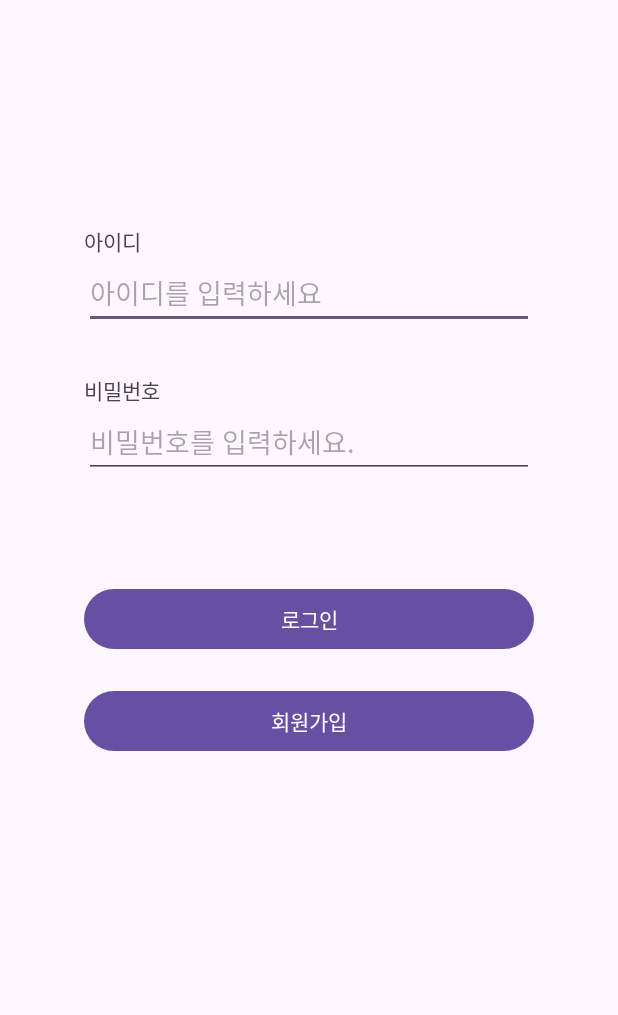
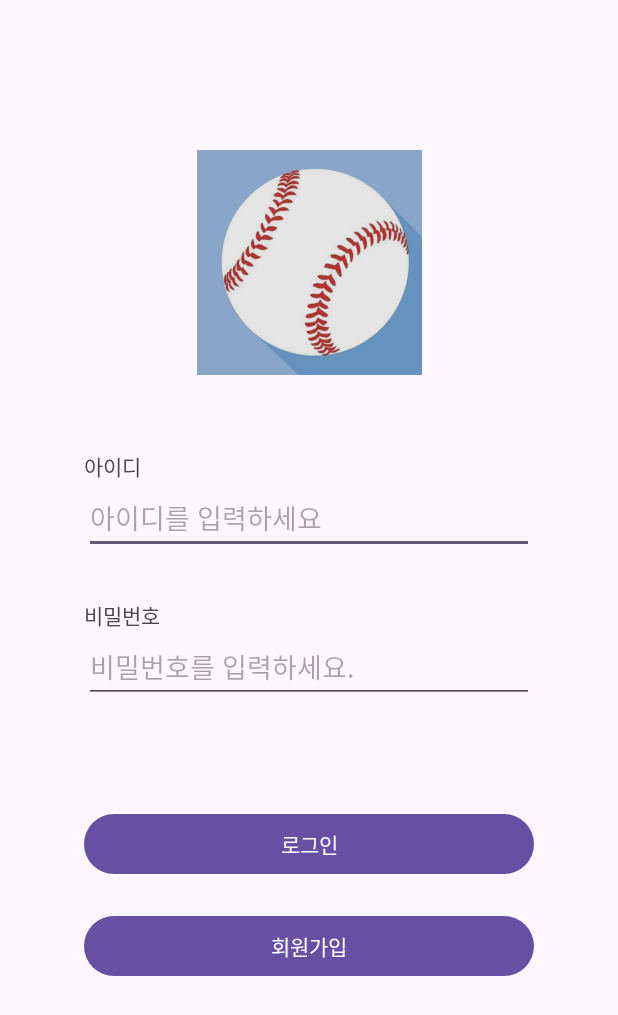
Before and after one commit to LeeChoongHwan/Android_Practice_Login, an Android app: the screen it shows after launch (SignInActivity), on a phone screen of 412 x 824 dp. Shown: the top 1015 px of the screen. Run offline under Robolectric (Android 15) with nearby library versions, the phone set to English and light mode, and no system bars.

Commit message:
finish lv1

```diff
--- a/app/src/main/java/com/example/android_practice_loginpage/SignInActivity.kt
+++ b/app/src/main/java/com/example/android_practice_loginpage/SignInActivity.kt
@@ -1,11 +1,62 @@
 package com.example.android_practice_loginpage
 
+import android.content.Intent
 import androidx.appcompat.app.AppCompatActivity
 import android.os.Bundle
+import android.text.Editable
+import android.text.TextWatcher
+import android.widget.Button
+import android.widget.EditText
+import android.widget.Toast
+import androidx.core.widget.addTextChangedListener
 
 class SignInActivity : AppCompatActivity() {
+
+    var enableLoginButton = false
     override fun onCreate(savedInstanceState: Bundle?) {
         super.onCreate(savedInstanceState)
         setContentView(R.layout.activity_sign_in)
+
+        //회원 가입 페이지 이동 구현
+        val signInButton = findViewById<Button>(R.id.bt_signin_signup)
+        signInButton.setOnClickListener {
+            val moveToSignupPage = Intent(this, SignUpActivity::class.java)
+            startActivity(moveToSignupPage)
+        }
+
+        val loginEditText = findViewById<EditText>(R.id.et_signin_id)
+        val passwordEditText = findViewById<EditText>(R.id.et_signin_password)
+        val loginButton = findViewById<Button>(R.id.bt_signin_login)
+
+        val loginTextWatcher = object : TextWatcher {
+            override fun beforeTextChanged(p0: CharSequence?, p1: Int, p2: Int, p3: Int) {
+            }
+            override fun onTextChanged(p0: CharSequence?, p1: Int, p2: Int, p3: Int) {
+            }
+            override fun afterTextChanged(p0: Editable?) {
+                val loginIdInput = loginEditText.text.toString().trim()
+                val passwordInput = passwordEditText.text.toString().trim()
+                enableLoginButton = loginIdInput.isNotEmpty() && passwordInput.isNotEmpty()
+            }
+        }
+
+        loginEditText.addTextChangedListener(loginTextWatcher)
+        passwordEditText.addTextChangedListener(loginTextWatcher)
+        //로그인 시 홈 화면 이동 구현
+
+        loginButton.setOnClickListener {
+            if(enableLoginButton) {
+                val loginId = loginEditText.text.toString()
+                val moveToHomePage = Intent(this, HomeActivity::class.java)
+                moveToHomePage.putExtra("loginId", loginId)
+                startActivity(moveToHomePage)
+                Toast.makeText(applicationContext, "로그인에 성공했습니다.", Toast.LENGTH_SHORT).show()
+            }
+            else {
+                Toast.makeText(applicationContext, "아이디, 비밀번호를 확인해주세요.ㅇ", Toast.LENGTH_SHORT).show()
+            }
+        }
+
     }
+
 }
--- a/app/src/main/res/layout/activity_sign_in.xml
+++ b/app/src/main/res/layout/activity_sign_in.xml
@@ -6,30 +6,40 @@
     android:layout_height="match_parent"
     tools:context=".SignInActivity">
 
+
+    <ScrollView
+        android:layout_width="match_parent"
+        android:layout_height="match_parent">
+
+    <androidx.constraintlayout.widget.ConstraintLayout
+        android:layout_width="match_parent"
+        android:layout_height="match_parent">
+
         <ImageView
             android:id="@+id/iv_signin_application_image"
-        android:layout_width="wrap_content"
-        android:layout_height="wrap_content"
+            android:layout_width="150dp"
+            android:layout_height="150dp"
             app:layout_constraintLeft_toLeftOf="parent"
             app:layout_constraintRight_toRightOf="parent"
             app:layout_constraintTop_toTopOf="parent"
             android:layout_marginTop="100dp"
-        tools:src="@tools:sample/avatars" />
+            android:src="@drawable/login_image"
+            android:scaleType="centerCrop"/>
 
         <TextView
-        android:id="@+id/tv_signup_name"
+            android:id="@+id/tv_signin_id"
             android:layout_width="wrap_content"
             android:layout_height="wrap_content"
             app:layout_constraintTop_toBottomOf="@id/iv_signin_application_image"
-        app:layout_constraintLeft_toLeftOf="@+id/et_signup_name"
+            app:layout_constraintLeft_toLeftOf="@+id/et_signin_id"
             android:text="아이디"
             android:layout_marginTop="50dp" />
 
         <EditText
-        android:id="@+id/et_signup_name"
+            android:id="@+id/et_signin_id"
             android:layout_width="300dp"
             android:layout_height="wrap_content"
-        app:layout_constraintTop_toBottomOf="@id/tv_signup_name"
+            app:layout_constraintTop_toBottomOf="@id/tv_signin_id"
             app:layout_constraintLeft_toLeftOf="parent"
             app:layout_constraintRight_toRightOf="parent"
             android:hint="아이디를 입력하세요"
@@ -41,12 +51,12 @@
             android:layout_height="wrap_content"
             android:text="비밀번호"
             android:layout_marginTop="30dp"
-        app:layout_constraintTop_toBottomOf="@id/et_signup_name"
-        app:layout_constraintLeft_toLeftOf="@id/et_signup_name"
+            app:layout_constraintTop_toBottomOf="@id/et_signin_id"
+            app:layout_constraintLeft_toLeftOf="@id/et_signin_id"
             />
 
         <EditText
-        android:id="@+id/et_signup_password"
+            android:id="@+id/et_signin_password"
             android:layout_width="300dp"
             android:layout_height="wrap_content"
             app:layout_constraintLeft_toLeftOf="parent"
@@ -56,25 +66,27 @@
             android:inputType="textPassword"/>
 
         <Button
-        android:id="@+id/bt_signup_login"
+            android:id="@+id/bt_signin_login"
             android:layout_width="300dp"
             android:layout_height="wrap_content"
-        app:layout_constraintLeft_toLeftOf="@id/et_signup_password"
-        app:layout_constraintRight_toRightOf="@id/et_signup_password"
-        app:layout_constraintTop_toBottomOf="@id/et_signup_password"
             android:layout_marginTop="70dp"
-        android:text="로그인"/>
+            android:text="로그인"
+            app:layout_constraintLeft_toLeftOf="@id/et_signin_password"
+            app:layout_constraintRight_toRightOf="@id/et_signin_password"
+            app:layout_constraintTop_toBottomOf="@id/et_signin_password" />
 
         <Button
             android:id="@+id/bt_signin_signup"
             android:layout_width="300dp"
             android:layout_height="wrap_content"
-        app:layout_constraintLeft_toLeftOf="@id/et_signup_password"
-        app:layout_constraintRight_toRightOf="@id/et_signup_password"
-        app:layout_constraintTop_toBottomOf="@id/bt_signup_login"
+            app:layout_constraintLeft_toLeftOf="@id/et_signin_password"
+            app:layout_constraintRight_toRightOf="@id/et_signin_password"
+            app:layout_constraintTop_toBottomOf="@id/bt_signin_login"
             android:layout_marginTop="20dp"
             android:text="회원가입"
             />
+    </androidx.constraintlayout.widget.ConstraintLayout>
 
+    </ScrollView>
 
 </androidx.constraintlayout.widget.ConstraintLayout>
--- a/app/src/main/res/layout/activity_sign_up.xml
+++ b/app/src/main/res/layout/activity_sign_up.xml
@@ -8,13 +8,13 @@
 
     <ImageView
         android:id="@+id/iv_signup_image"
-        android:layout_width="wrap_content"
-        android:layout_height="wrap_content"
+        android:layout_width="100dp"
+        android:layout_height="100dp"
         app:layout_constraintLeft_toLeftOf="parent"
         app:layout_constraintRight_toRightOf="parent"
         app:layout_constraintTop_toTopOf="parent"
         android:layout_marginTop="100dp"
-        tools:src="@tools:sample/avatars" />
+        android:src="@drawable/login_image" />
 
     <TextView
         android:id="@+id/tv_signup_name"
```
Also changed, not shown: app/src/main/java/com/example/android_practice_loginpage/SignUpActivity.kt (+7 -0 lines), app/src/main/res/drawable/login_image.png (added). Lines whose indentation alone changed are shown as unchanged.
